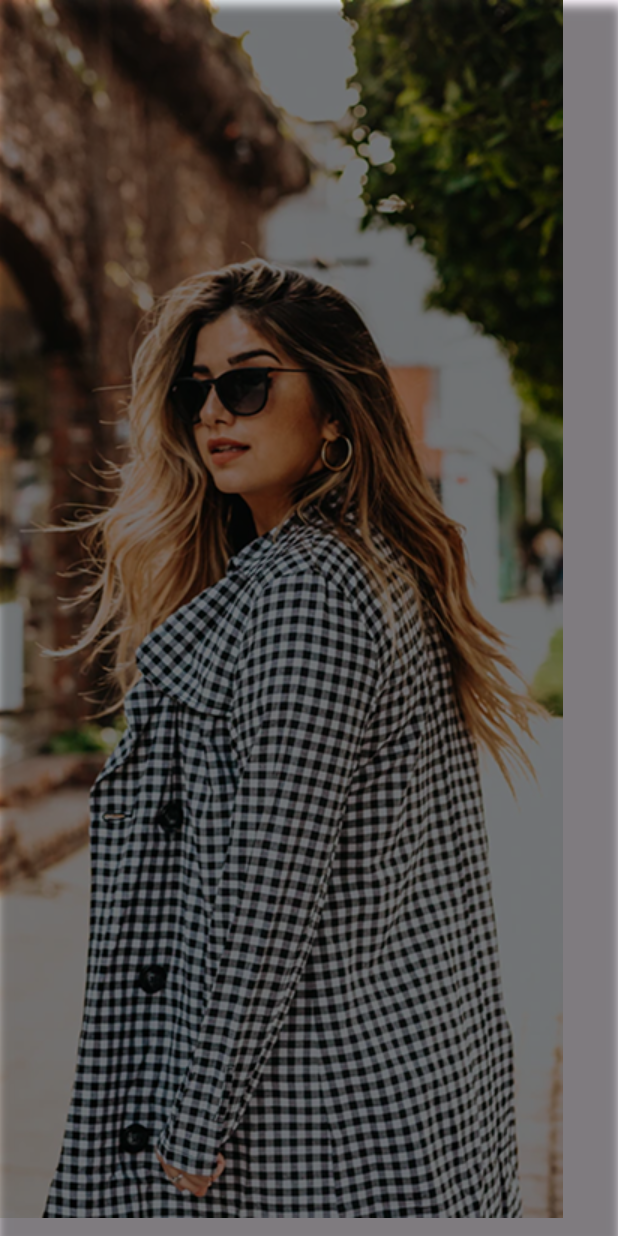
After one commit to yousefmohamed35/FluxStore, a Flutter app: the screen it shows after launch, on a phone screen of 412 x 824 dp. The commit adds this screen. Run offline on Flutter 3.47's test engine with Material 3 defaults, Android fonts, the light colour scheme and no system bars; our stand-ins replace flutter_bloc, get_it, go_router, shared_preferences.

Commit message:
create custom shadow

```diff
--- /dev/null
+++ b/lib/features/splash/presentation/view/widget/custom_shadow.dart
@@ -0,0 +1,23 @@
+import 'package:flutter/material.dart';
+
+class CustomShadow extends StatelessWidget {
+  const CustomShadow({
+    super.key,
+  });
+
+  @override
+  Widget build(BuildContext context) {
+    return Container(
+      decoration: BoxDecoration(
+        boxShadow: [
+          BoxShadow(
+            color: Colors.black.withOpacity(0.5),
+            spreadRadius: 2,
+            blurRadius: 5,
+            offset: Offset(0, 5),
+          ),
+        ],
+      ),
+    );
+  }
+}
--- a/lib/features/splash/presentation/view/widget/splash_view_body.dart
+++ b/lib/features/splash/presentation/view/widget/splash_view_body.dart
@@ -1,5 +1,6 @@
 import 'package:flutter/material.dart';
 import 'package:fluxstore/core/utils/app_image.dart';
+import 'package:fluxstore/features/splash/presentation/view/widget/custom_shadow.dart';
 
 class SplashViewBody extends StatelessWidget {
   const SplashViewBody({
@@ -11,18 +12,7 @@ class SplashViewBody extends StatelessWidget {
     return Stack(
       children: [
         Image.asset(AppImage.welcomeImage, fit: BoxFit.cover),
-        Container(
-          decoration: BoxDecoration(
-            boxShadow: [
-              BoxShadow(
-                color: Colors.black.withOpacity(0.5),
-                spreadRadius: 2,
-                blurRadius: 5,
-                offset: Offset(0, 5),
-              ),
-            ],
-          ),
-        ),
+        CustomShadow(),
       ],
     );
   }
```
